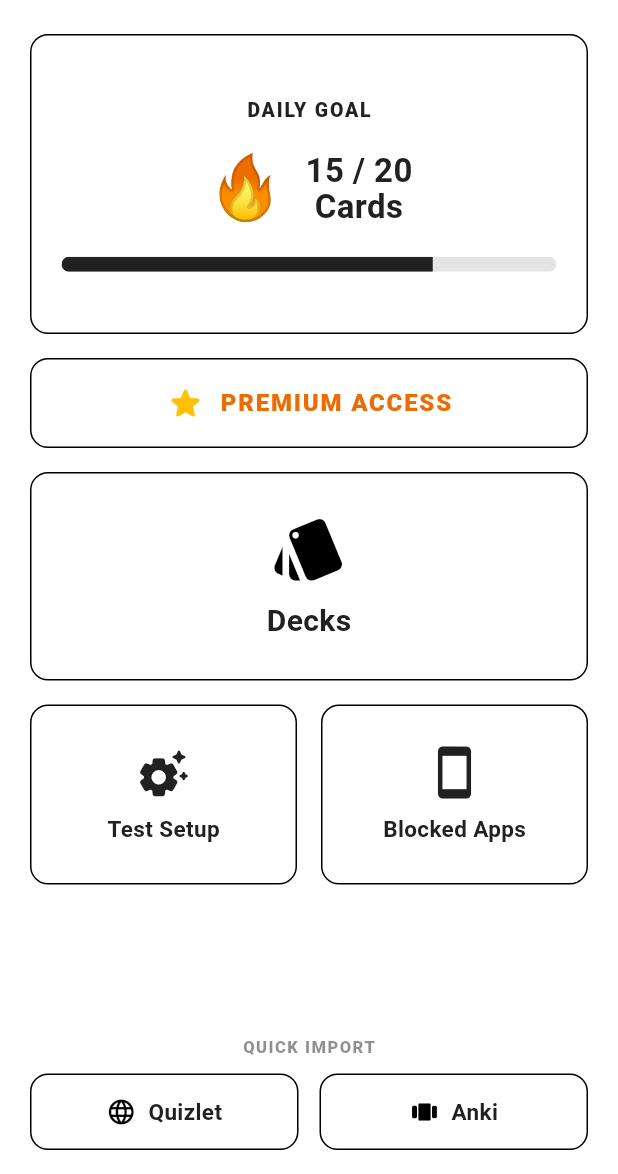
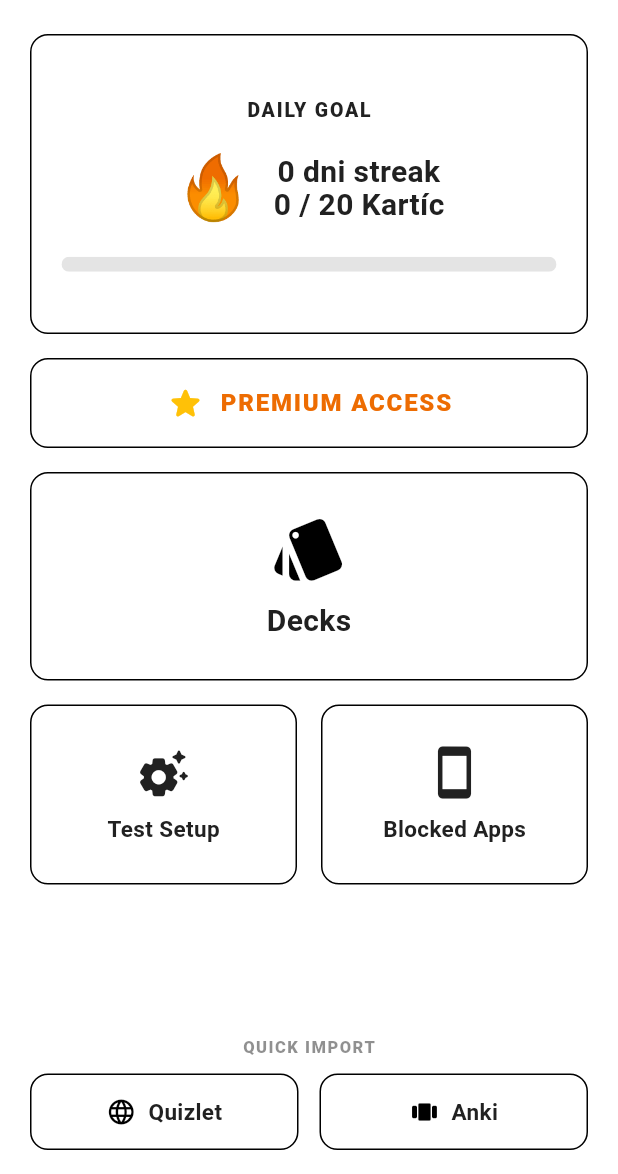
Before and after one commit to zuky05/app-locker, a Flutter app: the HomeScreen screen opened directly, after a tap on "PREMIUM ACCESS", on a phone screen of 412 x 824 dp, the part 62-1236 px from its top. Run offline on Flutter 3.47's test engine with Material 3 defaults, Android fonts, the phone set to English and light mode, and no system bars; our stand-ins replace app_links, file_picker, flutter_svg, permission_handler, share_plus, shared_preferences and 2 more; missing offline and left inert: installed_apps, purchases_flutter, purchases_ui_flutter; accounts and stored records are empty; project files that could hold a hidden picture were left out.

Commit message:
basic stats

```diff
--- a/lib/screens/home_screen.dart
+++ b/lib/screens/home_screen.dart
@@ -7,8 +7,10 @@ import '../services/database_helper.dart';
 import '../services/anki_importer.dart';
 import '../themes/theme_provider.dart';
 import '../themes/app_themes.dart';
+import '../services/stats_provider.dart'; // <-- Pridaný import pre StatsProvider
 import 'settings_screen.dart';
 import 'test_setup_screen.dart';
+import 'stats_detail_screen.dart'; // <-- Import pre detailnú obrazovku štatistík
 import '../services/revenuecat_service.dart';
 
 class HomeScreen extends StatefulWidget {
@@ -33,6 +35,7 @@ class _HomeScreenState extends State<HomeScreen> {
     final count = await DatabaseHelper.instance.getCustomDeckCount();
     final premiumStatus = await RevenueCatService.isPremium();
 
+    if (!mounted) return;
     setState(() {
       customDeckCount = count;
       isPremium = premiumStatus;
@@ -124,12 +127,10 @@ class _HomeScreenState extends State<HomeScreen> {
   }
 
   @override
-
   Widget build(BuildContext context) {
     final themeProvider = Provider.of<ThemeProvider>(context);
     final currentTheme = themeProvider.currentThemeData;
     final theme = currentTheme.theme;
-
 
     final bool isLimitReached = customDeckCount >= 3 && !isPremium;
 
@@ -146,10 +147,9 @@ class _HomeScreenState extends State<HomeScreen> {
             fontSize: 24,
           ),
         ),
-
         actions: [
           IconButton(
-            icon: Icon(Icons.star_rounded, color: Colors.amber, size: 30),
+            icon: const Icon(Icons.star_rounded, color: Colors.amber, size: 30),
             tooltip: 'Premium',
             onPressed: () async {
               if (isPremium) {
@@ -246,13 +246,32 @@ class _HomeScreenState extends State<HomeScreen> {
 
       body: isLoading
           ? Center(child: CircularProgressIndicator(color: currentTheme.decksColor))
-          : ListView(
+          : Consumer<StatsProvider>(
+              builder: (context, statsProvider, child) {
+                // Získame reálne dáta z providera za dnešný deň
+                final todayStats = statsProvider.todayStats;
+                final int streak = statsProvider.currentStreak;
+                final int cardsDone = todayStats['cards'] ?? 0;
+
+                // Cieľ môžeme nastaviť napr. na 20 kariet denne
+                const int dailyTarget = 20;
+                double progressValue = (cardsDone / dailyTarget).clamp(0.0, 1.0);
+
+                return ListView(
                   padding: const EdgeInsets.symmetric(horizontal: 20.0, vertical: 8.0),
                   physics: const BouncingScrollPhysics(),
                   children: [
 
-                // 1. DAILY GOAL
-                Container(
+                    // 1. DAILY GOAL / STATS CAROUSEL NAPOJENÝ NA STATS PROVIDER
+                    InkWell(
+                      onTap: () {
+                        Navigator.push(
+                          context,
+                          MaterialPageRoute(builder: (context) => const StatsDetailScreen()),
+                        );
+                      },
+                      borderRadius: currentTheme.cardBorderRadius,
+                      child: Container(
                         height: 200,
                         padding: const EdgeInsets.all(20),
                         decoration: currentTheme.getCardDecoration(currentTheme.dailyGoalColor),
@@ -275,12 +294,12 @@ class _HomeScreenState extends State<HomeScreen> {
                                 const Text('🔥', style: TextStyle(fontSize: 42)),
                                 const SizedBox(width: 14),
                                 Text(
-                            '15 / 20\nCards',
+                                  '$streak dni streak\n$cardsDone / $dailyTarget Kartíc',
                                   textAlign: TextAlign.center,
                                   style: TextStyle(
                                     color: theme.colorScheme.onSurface,
                                     fontWeight: FontWeight.bold,
-                              fontSize: 22,
+                                    fontSize: 20,
                                     height: 1.1,
                                   ),
                                 ),
@@ -290,13 +309,14 @@ class _HomeScreenState extends State<HomeScreen> {
                             ClipRRect(
                               borderRadius: BorderRadius.circular(10),
                               child: LinearProgressIndicator(
-                          value: 15 / 20,
+                                value: progressValue,
                                 minHeight: 10,
                                 backgroundColor: theme.colorScheme.onSurface.withValues(alpha: 0.12),
                                 valueColor: AlwaysStoppedAnimation<Color>(currentTheme.dailyGoalColor),
                               ),
                             ),
                           ],
+                        ),
                       ),
                     ),
 
@@ -329,7 +349,8 @@ class _HomeScreenState extends State<HomeScreen> {
                               isPremium ? 'MANAGE PREMIUM' : 'PREMIUM ACCESS',
                               style: TextStyle(
                                 color: currentTheme.id == 2 || currentTheme.id == 5
-                      ? Colors.black : currentTheme.warningColor ,
+                                    ? Colors.black
+                                    : currentTheme.warningColor,
                                 fontWeight: FontWeight.w900,
                                 letterSpacing: 1.2,
                                 fontSize: 16,
@@ -413,6 +434,8 @@ class _HomeScreenState extends State<HomeScreen> {
 
                     const SizedBox(height: 24),
                   ],
+                );
+              },
             ),
     );
   }
--- a/lib/services/database_helper.dart
+++ b/lib/services/database_helper.dart
@@ -228,4 +228,98 @@ class DatabaseHelper {
     final result = await db.rawQuery('SELECT COUNT(*) FROM cards WHERE deck_id = ?', [deckId]);
     return Sqflite.firstIntValue(result) ?? 0;
   }
+
+
+Future<int> insertStudySession({
+  required int deckId,
+  required int durationSeconds,
+  required int correctCount,
+  required int totalQuestions,
+}) async {
+  final db = await instance.database;
+  return await db.insert('study_sessions', {
+    'timestamp': DateTime.now().toIso8601String(),
+    'deck_id': deckId,
+    'duration_seconds': durationSeconds,
+    'correct_count': correctCount,
+    'total_questions': totalQuestions,
+  });
 }
+
+  // 2. Načítanie agregovaných štatistík (Dnes / Tento týždeň / Lifetime)
+  Future<Map<String, dynamic>> getAggregatedStats(int filterIndex) async {
+    // 0 = Dnes, 1 = Tento týždeň (posledných 7 dní), 2 = Lifetime
+    final db = await instance.database;
+    String dateFilter = "";
+
+    if (filterIndex == 0) {
+      dateFilter = "WHERE date(timestamp) = date('now', 'localtime')";
+    } else if (filterIndex == 1) {
+      dateFilter = "WHERE date(timestamp) >= date('now', 'localtime', '-7 days')";
+    }
+
+    final result = await db.rawQuery('''
+      SELECT
+        COALESCE(SUM(total_questions), 0) AS total_cards,
+        COALESCE(SUM(duration_seconds), 0) AS total_duration,
+        COALESCE(SUM(correct_count), 0) AS total_correct
+      FROM study_sessions
+      $dateFilter
+    ''');
+
+    final row = result.first;
+    final int totalCards = row['total_cards'] as int;
+    final int totalDuration = row['total_duration'] as int;
+    final int totalCorrect = row['total_correct'] as int;
+
+    final int accuracy = totalCards > 0 ? ((totalCorrect / totalCards) * 100).round() : 0;
+    final int minutesSaved = (totalDuration / 60).round();
+
+    return {
+      'cards': totalCards,
+      'timeMinutes': minutesSaved,
+      'accuracy': accuracy,
+    };
+  }
+
+  // 3. Výpočet série nepretržitého učenia (Streak)
+  Future<int> getCurrentStreak() async {
+    final db = await instance.database;
+    final result = await db.rawQuery('''
+      SELECT DISTINCT date(timestamp, 'localtime') as session_date
+      FROM study_sessions
+      ORDER BY session_date DESC
+    ''');
+
+    if (result.isEmpty) return 0;
+
+    int streak = 0;
+    DateTime checkDate = DateTime.now();
+
+    // Naformátovanie dátumu na YYYY-MM-DD
+    String formatDate(DateTime d) =>
+        "${d.year}-${d.month.toString().padLeft(2, '0')}-${d.day.toString().padLeft(2, '0')}";
+
+    List<String> activeDates = result.map((r) => r['session_date'] as String).toList();
+
+    // Ak dnešný ani včerajší deň nemá záznam, streak je 0
+    String todayStr = formatDate(checkDate);
+    String yesterdayStr = formatDate(checkDate.subtract(const Duration(days: 1)));
+
+    if (!activeDates.contains(todayStr) && !activeDates.contains(yesterdayStr)) {
+      return 0;
+    }
+
+    // Počítanie po sebe nasledujúcich dní
+    if (!activeDates.contains(todayStr)) {
+      checkDate = checkDate.subtract(const Duration(days: 1));
+    }
+
+    while (activeDates.contains(formatDate(checkDate))) {
+      streak++;
+      checkDate = checkDate.subtract(const Duration(days: 1));
+    }
+
+    return streak;
+  }
+}
--- /dev/null
+++ b/lib/services/stats_provider.dart
@@ -0,0 +1,46 @@
+import 'package:flutter/material.dart';
+import '../services/database_helper.dart';
+
+class StatsProvider extends ChangeNotifier {
+  bool isLoading = true;
+
+  int _currentStreak = 0;
+  Map<String, dynamic> _todayStats = {'cards': 0, 'timeMinutes': 0, 'accuracy': 0};
+  Map<String, dynamic> _weekStats = {'cards': 0, 'timeMinutes': 0, 'accuracy': 0};
+  Map<String, dynamic> _lifetimeStats = {'cards': 0, 'timeMinutes': 0, 'accuracy': 0};
+
+  int get currentStreak => _currentStreak;
+  Map<String, dynamic> get todayStats => _todayStats;
+  Map<String, dynamic> get weekStats => _weekStats;
+  Map<String, dynamic> get lifetimeStats => _lifetimeStats;
+
+  StatsProvider() {
+    refreshStats();
+  }
+
+  Future<void> refreshStats() async {
+    isLoading = true;
+    notifyListeners();
+
+    _currentStreak = await DatabaseHelper.instance.getCurrentStreak();
+    _todayStats = await DatabaseHelper.instance.getAggregatedStats(0);
+    _weekStats = await DatabaseHelper.instance.getAggregatedStats(1);
+    _lifetimeStats = await DatabaseHelper.instance.getAggregatedStats(2);
+
+    isLoading = false;
+    notifyListeners();
+  }
+
+  Map<String, dynamic> getStatsForPeriod(int filterIndex) {
+    switch (filterIndex) {
+      case 0:
+        return _todayStats;
+      case 1:
+        return _weekStats;
+      case 2:
+        return _lifetimeStats;
+      default:
+        return _todayStats;
+    }
+  }
+}
```
Also changed, not shown: lib/main.dart (+6 -2 lines), lib/screens/quiz_overlay_screen.dart (+26 -1 lines), lib/screens/stats_detail_screen.dart (added, +279 -0 lines). Lines whose indentation alone changed are shown as unchanged.
